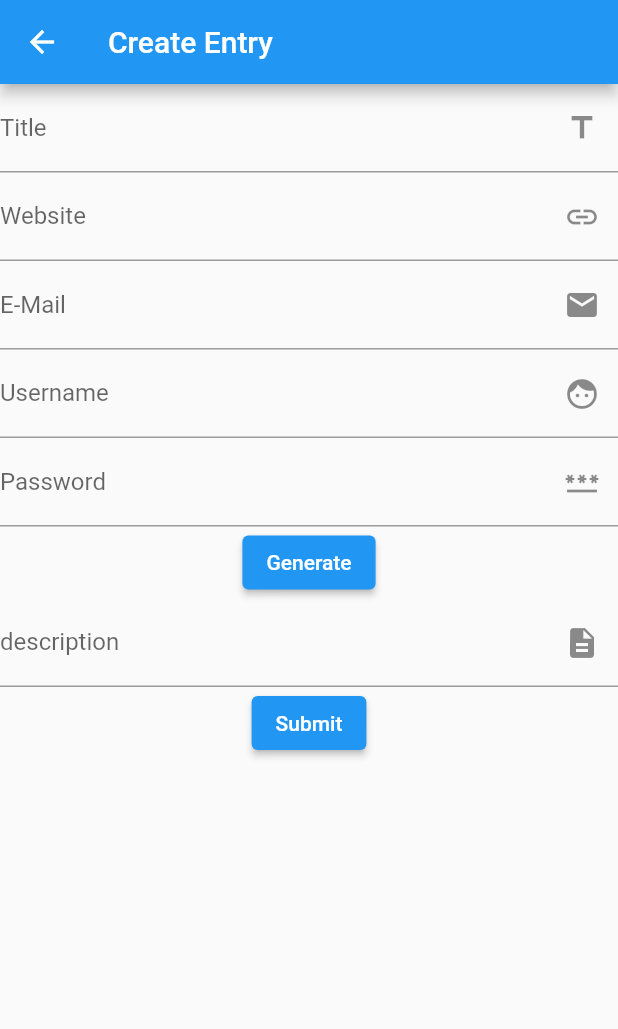
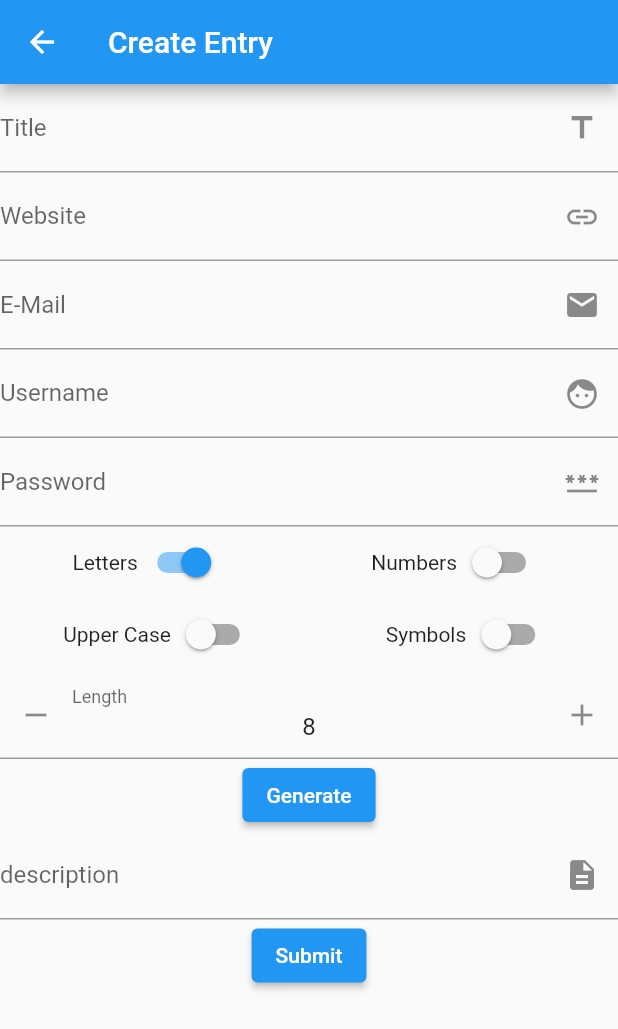
Before and after one commit to aryanakr/pass-vault-flutter, a Flutter app: the CreatePasswordEntryScreen screen opened by its route, on a phone screen of 412 x 824 dp. Shown: the top 1029 px of the screen. Run offline on Flutter 3.47's test engine with Material 2 defaults, Android fonts, the phone set to English and light mode, and no system bars; drawn by our look-alikes of flutter_spinbox; our stand-ins replace flutter_secure_storage, shared_preferences, sqflite; missing offline and left inert: flutter_locker, random_password_generator, string_encryption; accounts and stored records are empty.

Commit message:
extracting create form - password generator

```diff
--- a/pass_vault/lib/screens/create_password_entry_screen.dart
+++ b/pass_vault/lib/screens/create_password_entry_screen.dart
@@ -1,32 +1,13 @@
 import 'package:flutter/material.dart';
 import 'package:pass_vault/providers/password_entries.dart';
+import 'package:pass_vault/widgets/entry_form.dart';
 import 'package:provider/provider.dart';
 
-import 'package:random_password_generator/random_password_generator.dart';
 
 class CreatePasswordEntryScreen extends StatelessWidget {
   static const routeName = '/create-password-entry';
 
-  @override
-  Widget build(BuildContext context) {
-    return Scaffold(
-      appBar: AppBar(
-        title: Text('Create Entry'),
-      ),
-      body: CreateEntryForm(),
-    );
-  }
-}
-
-class CreateEntryForm extends StatefulWidget {
-  @override
-  State<CreateEntryForm> createState() => _CreateEntryFormState();
-}
-
-class _CreateEntryFormState extends State<CreateEntryForm> {
-  final GlobalKey<FormState> _formKey = GlobalKey();
-
-  Map<String, String> _formData = {
+  final Map<String, String> formData = {
     'title': '',
     'website': '',
     'username': '',
@@ -35,108 +16,19 @@ class _CreateEntryFormState extends State<CreateEntryForm> {
     'description': '',
   };
 
-  final _passwordController = TextEditingController();
+  final passwordController = TextEditingController();
 
-  Future<void> _submit() async {
-    if (!_formKey.currentState!.validate()) {
-      // Invalid!
-      return;
-    }
-    _formKey.currentState!.save();
-    _formData['password'] = _passwordController.text;
-    await Provider.of<PasswordEntries>(context, listen: false).addPasswordEntry(
-      _formData['title']!,
-      _formData['password']!,
-      _formData['website']!,
-      _formData['username']!,
-      _formData['email']!,
-      _formData['description']!,
-    );
-    Navigator.of(context).pop();
-  }
-
-  Future<void> _generatePassword() async {
-    final password = RandomPasswordGenerator();
-
-    String newPassword = password.randomPassword(
-        letters: true,
-        numbers: true,
-        uppercase: true,
-        specialChar: false,
-        passwordLength: 8);
-
-    setState(() {
-      _passwordController.text = newPassword;
-    });
+  Future<void> submit(Map<String, String> data) async {
+    print(formData);
   }
 
   @override
   Widget build(BuildContext context) {
-    return Form(
-      key: _formKey,
-      child: SingleChildScrollView(
-        child: Column(
-          children: [
-            TextFormField(
-              decoration: InputDecoration(
-                  labelText: 'Title', suffixIcon: Icon(Icons.title)),
-              keyboardType: TextInputType.text,
-              validator: (value) {
-                if (value!.isEmpty) {
-                  return 'Title can not be empty!';
-                }
-                return null;
-              },
-              onSaved: (value) {
-                _formData['title'] = value!;
-              },
-            ),
-            TextFormField(
-              decoration: InputDecoration(
-                  labelText: 'Website', suffixIcon: Icon(Icons.link)),
-              keyboardType: TextInputType.url,
-              onSaved: (value) {
-                _formData['website'] = value!;
-              },
-            ),
-            TextFormField(
-              decoration: InputDecoration(
-                  labelText: 'E-Mail', suffixIcon: Icon(Icons.email)),
-              keyboardType: TextInputType.emailAddress,
-              onSaved: (value) {
-                _formData['email'] = value!;
-              },
-            ),
-            TextFormField(
-              decoration: InputDecoration(
-                  labelText: 'Username', suffixIcon: Icon(Icons.face)),
-              keyboardType: TextInputType.text,
-              onSaved: (value) {
-                _formData['username'] = value!;
-              },
-            ),
-            // TODO: Replace with a widget
-            TextField(
-              controller: _passwordController,
-              decoration: InputDecoration(
-                  labelText: 'Password', suffixIcon: Icon(Icons.password)),
-              keyboardType: TextInputType.visiblePassword,
-            ),
-            ElevatedButton(
-                onPressed: _generatePassword, child: Text('Generate')),
-            TextFormField(
-              decoration: InputDecoration(
-                  labelText: 'description',
-                  suffixIcon: Icon(Icons.description)),
-              keyboardType: TextInputType.multiline,
-              onSaved: (value) {
-                _formData['description'] = value!;
-              },
-            ),
-            ElevatedButton(onPressed: _submit, child: Text('Submit'))
-          ],
-        ),
+    return Scaffold(
+      appBar: AppBar(
+        title: Text('Create Entry'),
       ),
+      body: EntryFormWidget(formData: formData, passwordController: passwordController, submit: submit,),
     );
   }
 }
--- /dev/null
+++ b/pass_vault/lib/widgets/entry_form.dart
@@ -0,0 +1,97 @@
+import 'package:flutter/material.dart';
+import 'package:pass_vault/widgets/password_generator.dart';
+
+class EntryFormWidget extends StatefulWidget {
+  final Map<String, String> formData;
+  final TextEditingController passwordController;
+  final Future<void> Function(Map<String, String> data) submit;
+
+  EntryFormWidget({required this.formData,required  this.passwordController,required this.submit,});
+
+  @override
+  _EntryFormWidgetState createState() => _EntryFormWidgetState();
+}
+
+class _EntryFormWidgetState extends State<EntryFormWidget> {
+  final GlobalKey<FormState> _formKey = GlobalKey();
+
+  Future<void> _confirmSubmition() async {
+
+    if (!_formKey.currentState!.validate()) {
+      return;
+    }
+    _formKey.currentState!.save();
+    widget.formData['password'] = widget.passwordController.text;
+
+    widget.submit(widget.formData);
+  }
+
+  @override
+  Widget build(BuildContext context) {
+    return Form(
+      key: _formKey,
+      child: SingleChildScrollView(
+        child: Column(
+          children: [
+            TextFormField(
+              initialValue: widget.formData['title'],
+              decoration: const InputDecoration(
+                  labelText: 'Title', suffixIcon: Icon(Icons.title)),
+              keyboardType: TextInputType.text,
+              validator: (value) {
+                if (value!.isEmpty) {
+                  return 'Title can not be empty!';
+                }
+                return null;
+              },
+              onSaved: (value) {
+                widget.formData['title'] = value!;
+              },
+            ),
+            TextFormField(
+              initialValue: widget.formData['website'],
+              decoration: const InputDecoration(
+                  labelText: 'Website', suffixIcon: Icon(Icons.link)),
+              keyboardType: TextInputType.url,
+              onSaved: (value) {
+                widget.formData['website'] = value!;
+              },
+            ),
+            TextFormField(
+              initialValue: widget.formData['email'],
+              decoration: const InputDecoration(
+                  labelText: 'E-Mail', suffixIcon: Icon(Icons.email)),
+              keyboardType: TextInputType.emailAddress,
+              onSaved: (value) {
+                widget.formData['email'] = value!;
+              },
+            ),
+            TextFormField(
+              initialValue: widget.formData['username'],
+              decoration: const InputDecoration(
+                  labelText: 'Username', suffixIcon: Icon(Icons.face)),
+              keyboardType: TextInputType.text,
+              onSaved: (value) {
+                widget.formData['username'] = value!;
+              },
+            ),
+
+            PasswordGeneratorWidget(widget.passwordController),
+
+            TextFormField(
+              initialValue: widget.formData['description'],
+              decoration: const InputDecoration(
+                  labelText: 'description',
+                  suffixIcon: Icon(Icons.description)),
+              keyboardType: TextInputType.multiline,
+              onSaved: (value) {
+                widget.formData['description'] = value!;
+              },
+            ),
+            ElevatedButton(onPressed: _confirmSubmition, child: const Text('Submit'))
+          ],
+        ),
+      ),
+    );
+  }
+}
--- /dev/null
+++ b/pass_vault/lib/widgets/password_generator.dart
@@ -0,0 +1,113 @@
+import 'package:flutter/material.dart';
+
+import 'package:random_password_generator/random_password_generator.dart';
+import 'package:flutter_spinbox/flutter_spinbox.dart';
+
+class PasswordGeneratorWidget extends StatefulWidget {
+  final TextEditingController textFieldController;
+
+  PasswordGeneratorWidget(this.textFieldController);
+
+  @override
+  _PasswordGeneratorWidgetState createState() =>
+      _PasswordGeneratorWidgetState();
+}
+
+class _PasswordGeneratorWidgetState extends State<PasswordGeneratorWidget> {
+  bool _isWithLetters = true;
+  bool _isWithUppercase = false;
+  bool _isWithNumbers = false;
+  bool _isWithSpecial = false;
+  double _numberCharPassword = 8;
+
+  Future<void> _generatePassword() async {
+    final password = RandomPasswordGenerator();
+    String newPassword = password.randomPassword(
+        letters: _isWithLetters,
+        numbers: _isWithNumbers,
+        uppercase: _isWithUppercase,
+        specialChar: _isWithSpecial,
+        passwordLength: _numberCharPassword);
+
+    setState(() {
+      widget.textFieldController.text = newPassword;
+    });
+  }
+
+  labeledSwitch(String label, bool val, Function(bool) update) {
+    return Row(children: [
+      Text(label),
+      Switch(
+            value: val,
+            onChanged: update
+          ),
+    ],);
+  }
+
+  // TODO: Create Strength inidicator widget
+  // strengthDisplay(){
+  //   final password = RandomPasswordGenerator();
+  //   double passwordstrength = password.checkPassword(password: widget.textFieldController.text);
+
+  //   if (passwordstrength < 0.3)
+  //       print('This password is weak!');
+  //   else if (passwordstrength < 0.7)
+  //       print('This password is Good');
+  //   else
+  //       print('This passsword is Strong');
+  // }
+
+  @override
+  Widget build(BuildContext context) {
+    return Container(
+      child: Column(
+        children: [
+          TextField(
+            controller: widget.textFieldController,
+            decoration: const InputDecoration(
+              labelText: 'Password',
+              suffixIcon: Icon(Icons.password),
+            ),
+            keyboardType: TextInputType.visiblePassword,
+          ),
+          Row(mainAxisAlignment: MainAxisAlignment.spaceAround,children: [
+            labeledSwitch('Letters', _isWithLetters, (value) =>
+              setState(() {
+                _isWithLetters = value;
+              })
+            ),
+            labeledSwitch('Numbers', _isWithNumbers, (value) =>
+              setState(() {
+                _isWithNumbers = value;
+              })
+            ),
+          ],),
+          Row(mainAxisAlignment: MainAxisAlignment.spaceAround,children: [
+            labeledSwitch('Upper Case', _isWithUppercase, (value) =>
+              setState(() {
+                _isWithUppercase = value;
+              })
+            ),
+            labeledSwitch('Symbols', _isWithSpecial, (value) =>
+              setState(() {
+                _isWithSpecial = value;
+              })
+            ),
+          ],),
+
+          SpinBox(
+            decoration: InputDecoration(labelText: 'Length'),
+            min: 1,
+            max: 30,
+            value: 8,
+            onChanged: (value) => setState(() {
+              _numberCharPassword = value;
+            }),
+          ),
+
+          ElevatedButton(onPressed: _generatePassword, child: Text('Generate')),
+        ],
+      ),
+    );
+  }
+}
--- a/pass_vault/pubspec.yaml
+++ b/pass_vault/pubspec.yaml
@@ -52,6 +52,7 @@ dev_dependencies:
   random_password_generator: ^0.2.1
   sqflite: ^2.0.0+4
   shared_preferences: ^2.0.9
+  flutter_spinbox: ^0.7.0
 
 # For information on the generic Dart part of this file, see the
 # following page: https://dart.dev/tools/pub/pubspec
```
Also changed, not shown: pass_vault/pubspec.lock.
